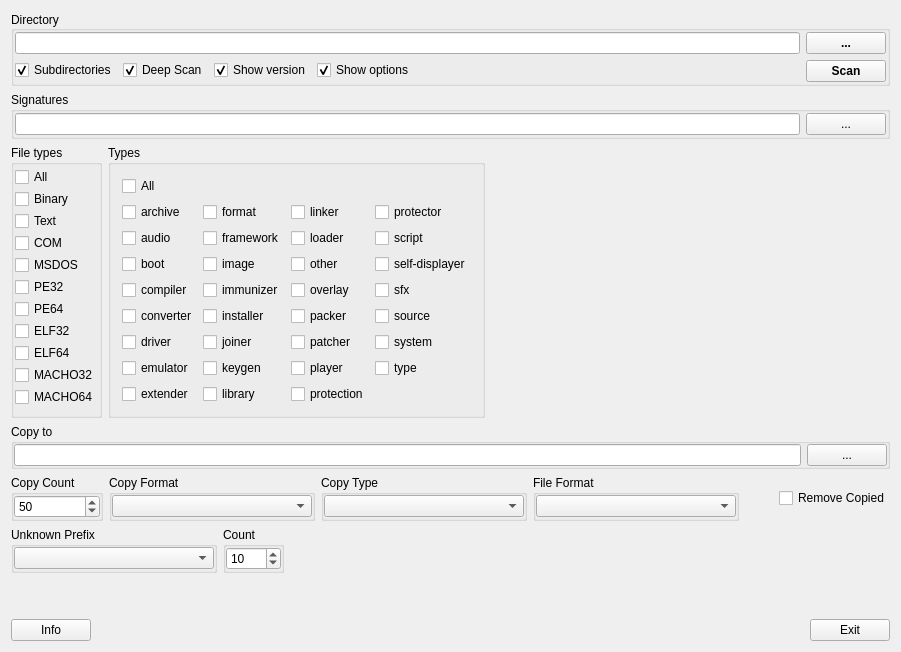
Old version of the form gui_source/guimainwindow.ui in the repository horsicq/DIE-sort.
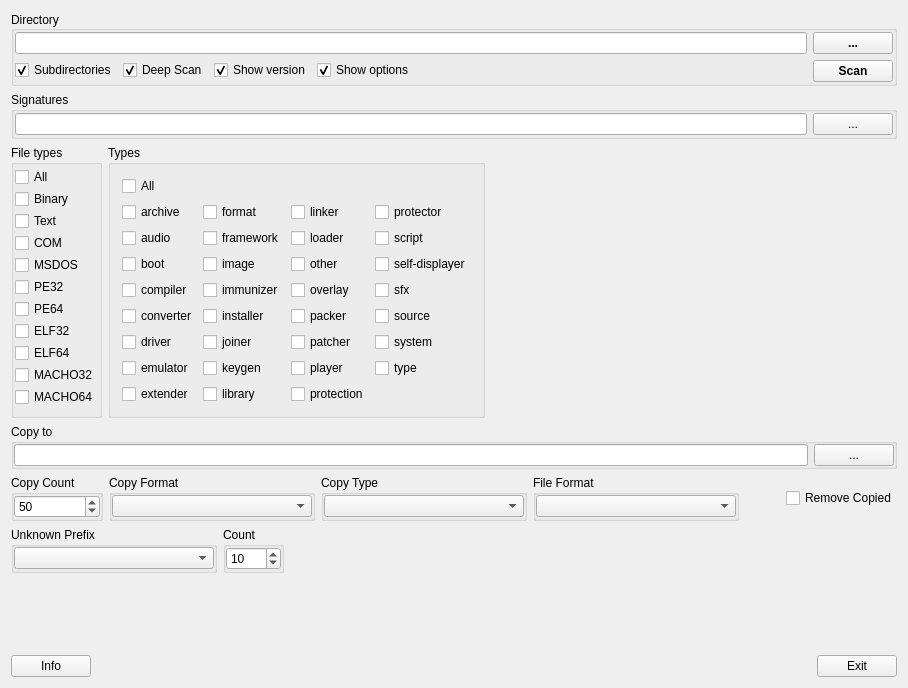
New version of the form.

The edit to the form file:
```diff
--- a/gui_source/guimainwindow.ui
+++ b/gui_source/guimainwindow.ui
@@ -6,8 +6,8 @@
    <rect>
     <x>0</x>
     <y>0</y>
-    <width>901</width>
-    <height>652</height>
+    <width>908</width>
+    <height>688</height>
    </rect>
   </property>
   <property name="windowTitle">
```
Left out of the diff: 2 changed lines with no effect on the pictures.
